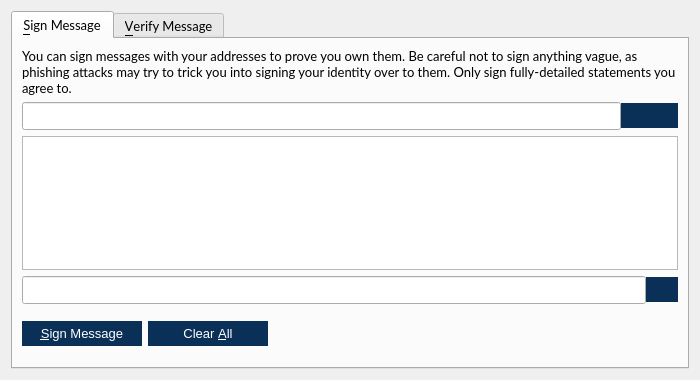
VeriConomy/vericoin, file src/qt/forms/signverifymessagedialog.ui: the form before one commit.
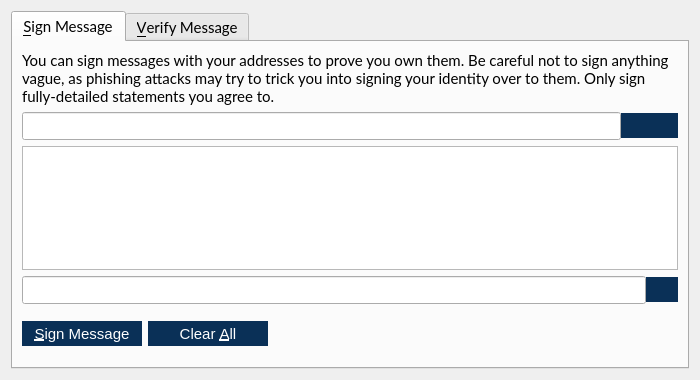
The form after the commit. Icons and pictures are not drawn. Custom widgets are drawn as their Qt base class.

The edit to the form file:
```diff
--- a/src/qt/forms/signverifymessagedialog.ui
+++ b/src/qt/forms/signverifymessagedialog.ui
@@ -13,7 +13,7 @@
   <property name="font">
    <font>
     <family>Lato</family>
-    <pointsize>10</pointsize>
+    <pointsize>11</pointsize>
    </font>
   </property>
   <property name="windowTitle">
@@ -43,7 +43,7 @@
          <property name="font">
           <font>
            <family>Lato</family>
-           <pointsize>10</pointsize>
+           <pointsize>11</pointsize>
           </font>
          </property>
          <property name="text">
@@ -229,7 +229,7 @@
            </property>
            <property name="font">
             <font>
-             <pointsize>10</pointsize>
+             <pointsize>11</pointsize>
             </font>
            </property>
            <property name="toolTip">
@@ -267,7 +267,7 @@
            </property>
            <property name="font">
             <font>
-             <pointsize>10</pointsize>
+             <pointsize>11</pointsize>
             </font>
            </property>
            <property name="toolTip">
```
Left out of the diff: 6 changed lines with no effect on the pictures.
